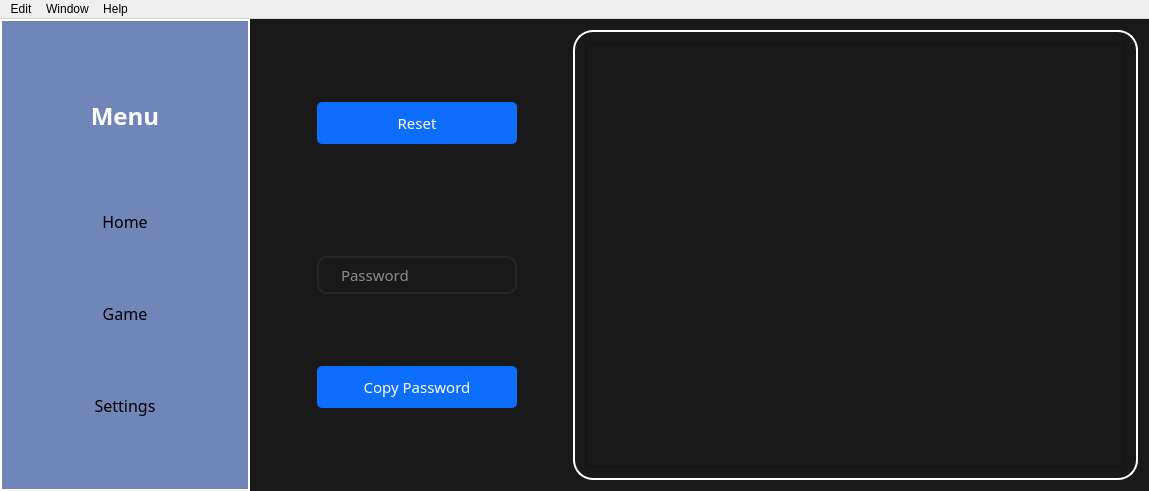
The window that PWManager/mainpasswordmenu.ui (laramirezmancill0207/Game-Password-Manager) describes before a commit, drawn with Qt 5.
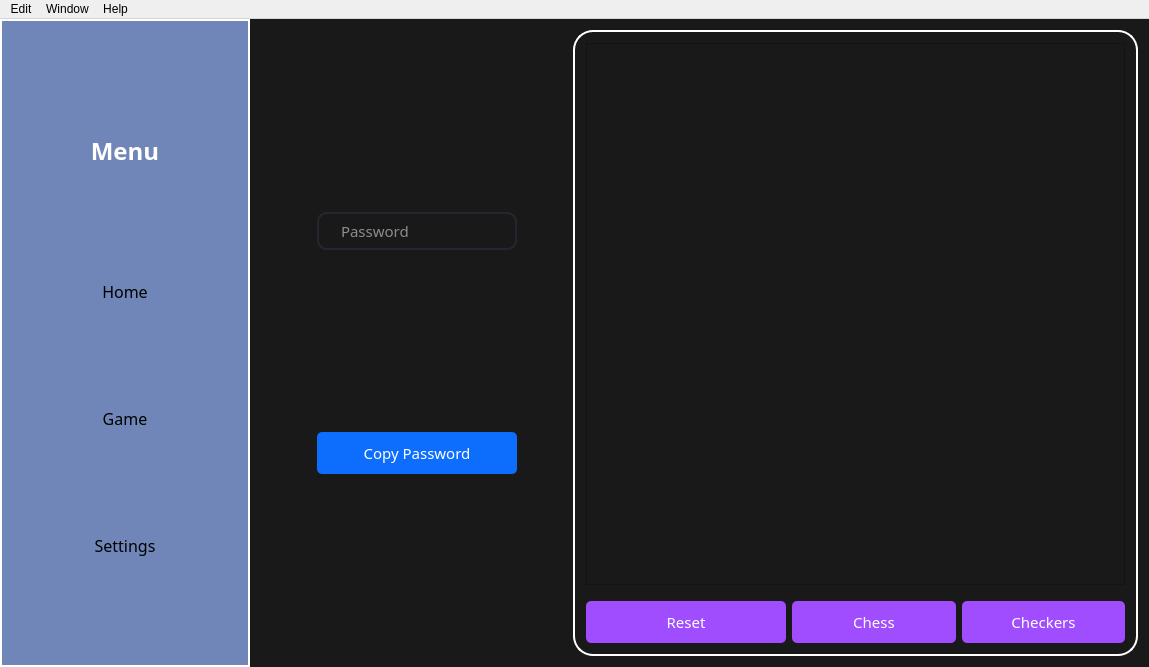
The same window after the commit. The open tabs and pages were chosen to show the change.

Commit message:
added checkers /chess switch buttons to game main
main menu after login now has ability to play checkers and generate corresponding passwords

Diff of the .ui file:
```diff
--- a/PWManager/mainpasswordmenu.ui
+++ b/PWManager/mainpasswordmenu.ui
@@ -7,7 +7,7 @@
     <x>0</x>
     <y>0</y>
     <width>1149</width>
-    <height>491</height>
+    <height>667</height>
    </rect>
   </property>
   <property name="windowTitle">
@@ -657,7 +657,7 @@
       <widget class="QWidget" name="Page2">
        <layout class="QHBoxLayout" name="horizontalLayout_8">
         <item>
-         <layout class="QVBoxLayout" name="verticalLayout_3" stretch="0,0,0,0">
+         <layout class="QVBoxLayout" name="verticalLayout_3" stretch="0,0">
           <property name="spacing">
            <number>0</number>
           </property>
@@ -670,67 +670,6 @@
           <property name="rightMargin">
            <number>50</number>
           </property>
-          <item>
-           <widget class="QPushButton" name="resetButton">
-            <property name="sizePolicy">
-             <sizepolicy hsizetype="Fixed" vsizetype="Fixed">
-              <horstretch>0</horstretch>
-              <verstretch>0</verstretch>
-             </sizepolicy>
-            </property>
-            <property name="minimumSize">
-             <size>
-              <width>200</width>
-              <height>0</height>
-             </size>
-            </property>
-            <property name="font">
-             <font>
-              <family>Lucida Sans Unicode</family>
-              <pointsize>11</pointsize>
-             </font>
-            </property>
-            <property name="cursor">
-             <cursorShape>PointingHandCursor</cursorShape>
-            </property>
-            <property name="styleSheet">
-             <string notr="true">QPushButton
-{
-	color: #FFF;
-	background-color: #0d6efd;
-	border-radius: 5px;
-	padding: 10px
-}
-QPushButton:hover
-{
-	background-color: #0055ff;
-}
-QPushButton:pressed
-{
-	border: 4px solid #98c1fe;
-}</string>
-            </property>
-            <property name="text">
-             <string>Reset</string>
-            </property>
-           </widget>
-          </item>
-          <item>
-           <spacer name="verticalSpacer">
-            <property name="orientation">
-             <enum>Qt::Vertical</enum>
-            </property>
-            <property name="sizeType">
-             <enum>QSizePolicy::Fixed</enum>
-            </property>
-            <property name="sizeHint" stdset="0">
-             <size>
-              <width>20</width>
-              <height>40</height>
-             </size>
-            </property>
-           </spacer>
-          </item>
           <item>
            <widget class="QLineEdit" name="generatedPass">
             <property name="sizePolicy">
@@ -805,10 +744,128 @@
           <property name="frameShadow">
            <enum>QFrame::Raised</enum>
           </property>
-          <layout class="QHBoxLayout" name="horizontalLayout_7">
+          <layout class="QVBoxLayout" name="verticalLayout_5">
            <item>
             <widget class="QGraphicsView" name="graphicsView"/>
            </item>
+           <item>
+            <layout class="QHBoxLayout" name="horizontalLayout_7">
+             <property name="topMargin">
+              <number>10</number>
+             </property>
+             <item>
+              <widget class="QPushButton" name="resetButton">
+               <property name="sizePolicy">
+                <sizepolicy hsizetype="Fixed" vsizetype="Fixed">
+                 <horstretch>0</horstretch>
+                 <verstretch>0</verstretch>
+                </sizepolicy>
+               </property>
+               <property name="minimumSize">
+                <size>
+                 <width>200</width>
+                 <height>0</height>
+                </size>
+               </property>
+               <property name="font">
+                <font>
+                 <family>Lucida Sans Unicode</family>
+                 <pointsize>11</pointsize>
+                </font>
+               </property>
+               <property name="cursor">
+                <cursorShape>PointingHandCursor</cursorShape>
+               </property>
+               <property name="styleSheet">
+                <string notr="true">QPushButton
+{
+	color: #FFF;
+	background-color: rgb(160, 76, 255);
+	border-radius: 5px;
+	padding: 10px
+}
+QPushButton:hover
+{
+	background-color: rgb(170, 51, 255);
+}
+QPushButton:pressed
+{
+	border: 4px solid #98c1fe;
+}</string>
+               </property>
+               <property name="text">
+                <string>Reset</string>
+               </property>
+              </widget>
+             </item>
+             <item>
+              <widget class="QPushButton" name="chessButton">
+               <property name="font">
+                <font>
+                 <family>Lucida Sans Unicode</family>
+                 <pointsize>11</pointsize>
+                </font>
+               </property>
+               <property name="cursor">
+                <cursorShape>PointingHandCursor</cursorShape>
+               </property>
+               <property name="styleSheet">
+                <string notr="true">QPushButton
+{
+	color: #FFF;
+	background-color: rgb(160, 76, 255);
+	border-radius: 5px;
+	padding: 10px
+}
+QPushButton:hover
+{
+	background-color: rgb(170, 51, 255);
+}
+QPushButton:pressed
+{
+	border: 4px solid #98c1fe;
+}</string>
+               </property>
+               <property name="text">
+                <string>Chess</string>
+               </property>
+              </widget>
+             </item>
+             <item>
+              <widget class="QPushButton" name="checkersButton">
+               <property name="font">
+                <font>
+                 <family>Lucida Sans Unicode</family>
+                 <pointsize>11</pointsize>
+                </font>
+               </property>
+               <property name="cursor">
+                <cursorShape>PointingHandCursor</cursorShape>
+               </property>
+               <property name="styleSheet">
+                <string notr="true">QPushButton
+{
+	color: #FFF;
+	background-color: rgb(160, 76, 255);
+	border-radius: 5px;
+	padding: 10px
+}
+QPushButton:hover
+{
+	background-color: rgb(170, 51, 255);
+}
+QPushButton:pressed
+{
+	border: 4px solid #98c1fe;
+}</string>
+               </property>
+               <property name="text">
+                <string>Checkers</string>
+               </property>
+              </widget>
+             </item>
+            </layout>
+           </item>
           </layout>
          </widget>
         </item>
```
Left out of the diff: 4 changed lines with no effect on the pictures. The commit also changes 36 other files.
